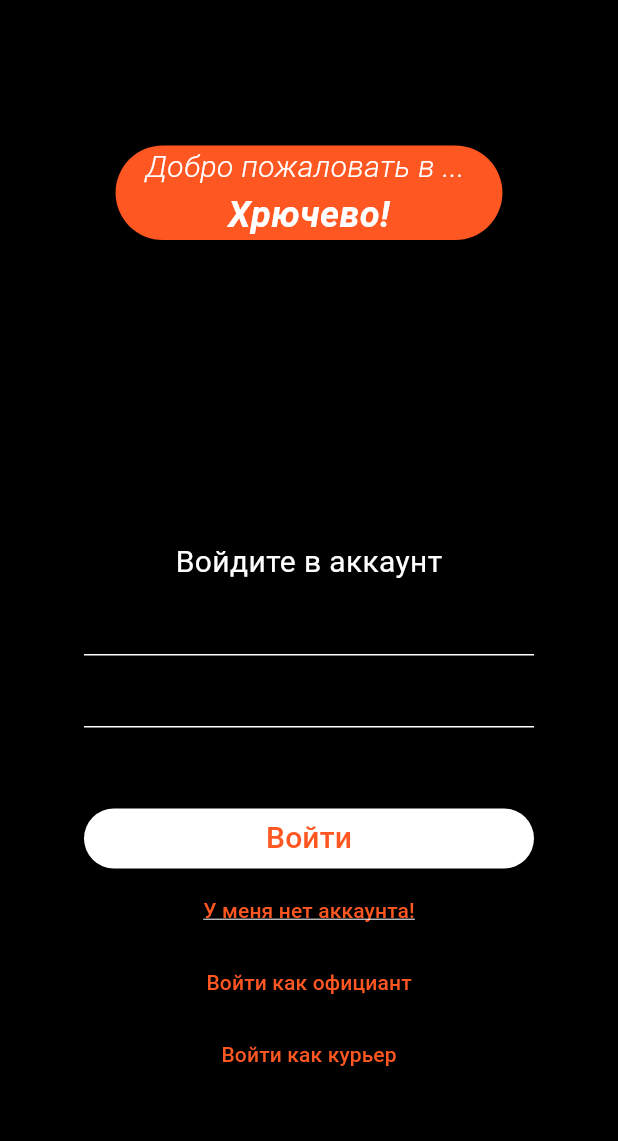
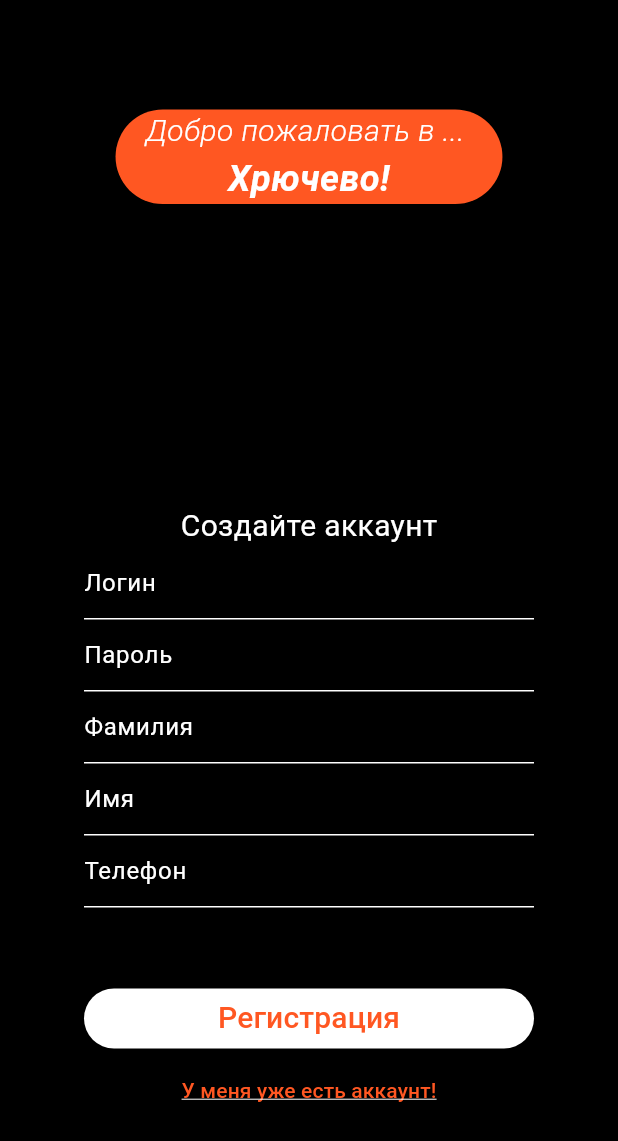
Before and after one commit to danyasedoy/restaurant_mobile, a Flutter app: the screen it shows after launch, after a tap on "У меня нет аккаунта!", on a phone screen of 412 x 824 dp. Shown: the top 1141 px of the screen. Run offline on Flutter 3.47's test engine with Material 3 defaults, Android fonts, the phone set to English and light mode, and no system bars.

Commit message:
register screen template & architecture template

```diff
--- a/app/lib/main.dart
+++ b/app/lib/main.dart
@@ -1,6 +1,7 @@
+import 'package:app/views/enter%20screen/register_screen.dart';
 import 'package:flutter/material.dart';
 
-import 'views/enter screen/enter_screen.dart';
+import 'views/enter screen/auth_screen.dart';
 
 void main() {
   runApp(const MyApp());
@@ -13,6 +14,11 @@ class MyApp extends StatelessWidget {
   Widget build(BuildContext context) {
     return MaterialApp(
       title: 'Restaurant',
+      initialRoute: '/auth', // The initial screen to display
+      routes: {
+        '/auth': (context) => const AuthScreen(), // Route for Screen1
+        '/register': (context) => const RegisterScreen(), // Route for Screen2
+      },
       theme: ThemeData(
         colorScheme: const ColorScheme(
           brightness: Brightness.dark,
@@ -28,7 +34,6 @@ class MyApp extends StatelessWidget {
         useMaterial3: true,
       ),
       debugShowCheckedModeBanner: false,
-      home: const AuthScreen(),
     );
   }
 }
--- /dev/null
+++ b/app/lib/models/providers/API_provider.dart
@@ -0,0 +1,3 @@
+class ApiProvider {
+
+}
--- /dev/null
+++ b/app/lib/models/providers/storage_provider.dart
@@ -0,0 +1,3 @@
+class StorageProvider {
+
+}
--- /dev/null
+++ b/app/lib/models/services/abstract_service.dart
@@ -0,0 +1,9 @@
+import 'package:app/models/providers/API_provider.dart';
+import 'package:app/models/providers/storage_provider.dart';
+
+abstract class AbstractService {
+  final StorageProvider storageProvider;
+  final ApiProvider apiProvider;
+
+  AbstractService({required this.storageProvider, required this.apiProvider});
+}
--- /dev/null
+++ b/app/lib/models/services/enter_service.dart
@@ -0,0 +1,3 @@
+class EnterService {
+
+}
--- /dev/null
+++ b/app/lib/viewmodels/abstract_viewmodel.dart
@@ -0,0 +1,12 @@
+import 'package:app/models/services/abstract_service.dart';
+
+abstract class AbstractViewModel {
+  final AbstractService service;
+
+  AbstractViewModel(this.service);
+
+  String getRole() {
+    // TODO
+    return "";
+  }
+}
--- /dev/null
+++ b/app/lib/viewmodels/enter_viewmodel.dart
@@ -0,0 +1,12 @@
+import 'package:app/viewmodels/abstract_viewmodel.dart';
+import 'package:flutter/material.dart';
+
+class EnterScreenState {
+  String? message;
+}
+
+class EnterViewModel extends AbstractViewModel with ChangeNotifier {
+  final _state = EnterScreenState();
+  EnterViewModel(super.service);
+
+}
--- a/app/lib/views/enter screen/enter_screen.dart
+++ b/app/lib/views/enter screen/auth_screen.dart
@@ -25,7 +25,7 @@ class AuthScreen extends StatelessWidget {
                       child: Column(
                         children: [
                           Text(
-                            'Добро пожаловать в ... ',
+                            'С возвращением в ... ',
                             style: TextStyle(
                                 fontSize: 20,
                                 fontWeight: FontWeight.w300,
@@ -53,9 +53,16 @@ class AuthScreen extends StatelessWidget {
                         fontSize: 20
                       ),
                   ),
-                  const TextField(),
+                  const TextField(
+                    decoration: InputDecoration(
+                      hintText: 'Логин', // Tip text displayed when the field is empty
+                    ),
+                  ),
                   const TextField(
                     obscureText: true,
+                    decoration: InputDecoration(
+                      hintText: 'Пароль', // Tip text displayed when the field is empty
+                    ),
                   ),
                   const SizedBox(
                     height: 50,
@@ -76,7 +83,7 @@ class AuthScreen extends StatelessWidget {
                     ),
                   ),
                   TextButton(
-                      onPressed: ()=>{},
+                      onPressed: ()=>{Navigator.pushReplacementNamed(context, '/register')},
                       child: const Text(
                         'У меня нет аккаунта!',
                         style: TextStyle(
--- /dev/null
+++ b/app/lib/views/enter screen/register_screen.dart
@@ -0,0 +1,116 @@
+import 'package:flutter/material.dart';
+
+class RegisterScreen extends StatelessWidget {
+  const RegisterScreen({super.key});
+
+  @override
+  Widget build(BuildContext context) {
+    return Scaffold(
+      body: Center(
+        child: ConstrainedBox(
+          constraints: const BoxConstraints(maxWidth: 300),
+            child: SingleChildScrollView(
+              child: Column(
+                mainAxisAlignment: MainAxisAlignment.center,
+                crossAxisAlignment: CrossAxisAlignment.center,
+                children: [
+                  Container(
+                    decoration: const BoxDecoration(
+                        color: Colors.deepOrange,
+                        shape: BoxShape.rectangle,
+                        borderRadius: BorderRadius.all(Radius.circular(45))
+                    ),
+                    child: const Padding(
+                      padding: EdgeInsets.symmetric(horizontal: 20.0),
+                      child: Column(
+                        children: [
+                          Text(
+                            'Добро пожаловать в ... ',
+                            style: TextStyle(
+                                fontSize: 20,
+                                fontWeight: FontWeight.w300,
+                                fontStyle: FontStyle.italic
+                            ),
+                          ),
+                          Text(
+                            'Хрючево!',
+                            style: TextStyle(
+                                fontSize: 24,
+                                fontWeight: FontWeight.bold,
+                                fontStyle: FontStyle.italic
+                            ),
+                          ),
+                        ],
+                      ),
+                    ),
+                  ),
+                  const SizedBox(
+                    height: 200,
+                  ),
+                  const Text(
+                    'Создайте аккаунт',
+                    style: TextStyle(
+                        fontSize: 20
+                    ),
+                  ),
+                  const TextField(
+                    decoration: InputDecoration(
+                      hintText: 'Логин', // Tip text displayed when the field is empty
+                    ),
+                  ),
+                  const TextField(
+                    obscureText: true,
+                    decoration: InputDecoration(
+                      hintText: 'Пароль', // Tip text displayed when the field is empty
+                    ),
+                  ),
+                  const TextField(
+                    decoration: InputDecoration(
+                      hintText: 'Фамилия', // Tip text displayed when the field is empty
+                    ),
+                  ),
+                  const TextField(
+                    decoration: InputDecoration(
+                      hintText: 'Имя', // Tip text displayed when the field is empty
+                    ),
+                  ),
+                  const TextField(
+                    decoration: InputDecoration(
+                      hintText: 'Телефон', // Tip text displayed when the field is empty
+                    ),
+                  ),
+                  const SizedBox(
+                    height: 50,
+                  ),
+                  SizedBox(
+                    width: 300,
+                    child: ElevatedButton(
+                      onPressed: ()=>{},
+                      style: ButtonStyle(
+                          backgroundColor: WidgetStateProperty.all(Colors.white)
+                      ),
+                      child: const Text(
+                        'Регистрация',
+                        style: TextStyle(
+                          fontSize: 20,
+                        ),
+                      ),
+                    ),
+                  ),
+                  TextButton(
+                    onPressed: ()=>{Navigator.pushReplacementNamed(context, '/auth')},
+                    child: const Text(
+                        'У меня уже есть аккаунт!',
+                        style: TextStyle(
+                            decoration: TextDecoration.underline
+                        )
+                    ),
+                  ),
+                ]
+              ),
+            ),
+          ),
+        )
+    );
+  }
+}
```
